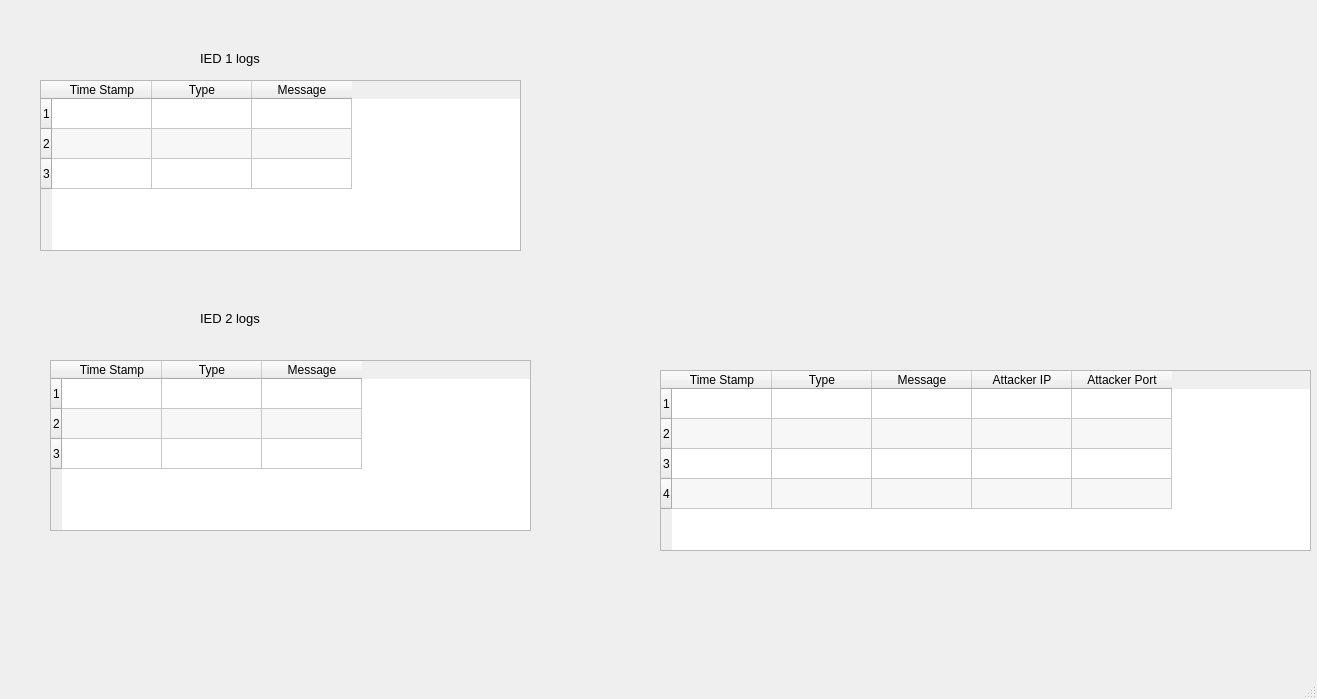
This is ftp.ui in Saumya4321/Rahul_project as Qt 5 draws it before an edit. The edited form follows.
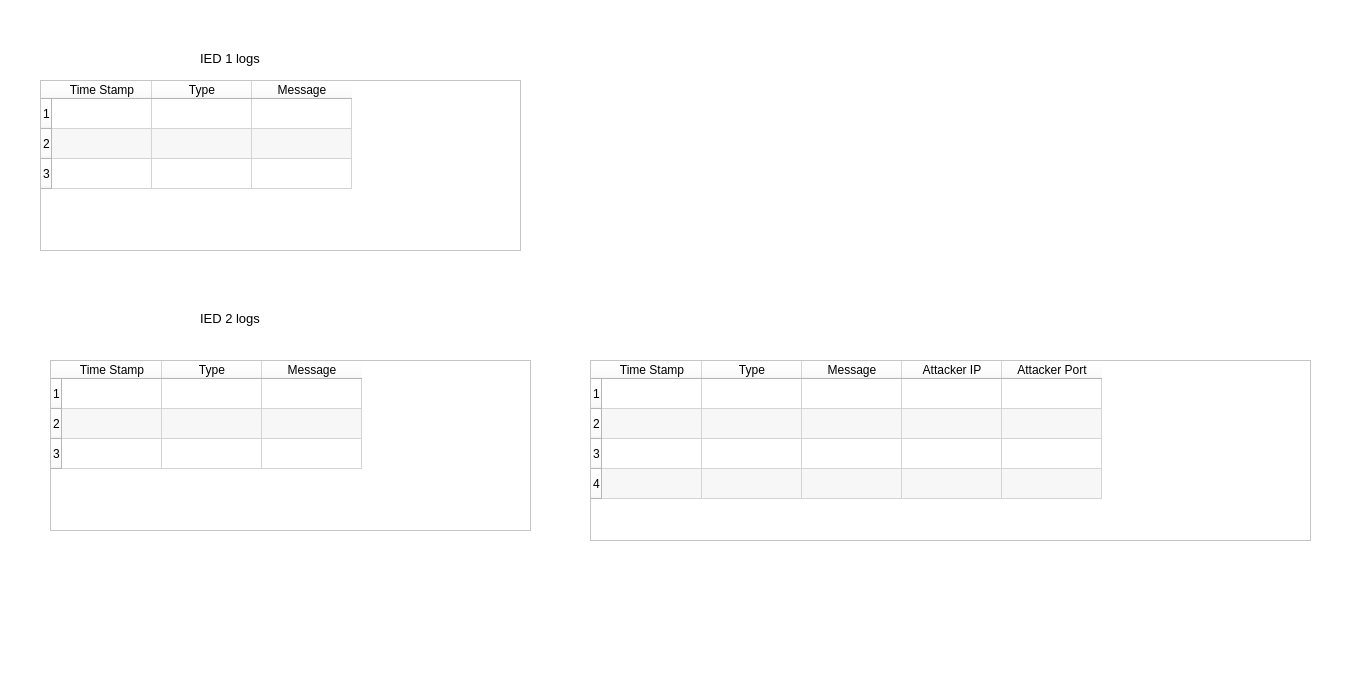
This is the edited form.

The edit to the form file:
```diff
--- a/ftp.ui
+++ b/ftp.ui
@@ -6,13 +6,16 @@
    <rect>
     <x>0</x>
     <y>0</y>
-    <width>1317</width>
+    <width>1347</width>
     <height>699</height>
    </rect>
   </property>
   <property name="windowTitle">
    <string>MainWindow</string>
   </property>
+  <property name="styleSheet">
+   <string notr="true">background-color:white;</string>
+  </property>
   <widget class="QWidget" name="centralwidget">
    <widget class="QLabel" name="label">
     <property name="geometry">
@@ -151,9 +154,9 @@
    <widget class="QTableWidget" name="ftp">
     <property name="geometry">
      <rect>
-      <x>660</x>
-      <y>370</y>
-      <width>651</width>
+      <x>590</x>
+      <y>360</y>
+      <width>721</width>
       <height>181</height>
      </rect>
     </property>
```
Left out of the diff: 12 changed lines with no effect on the pictures.
